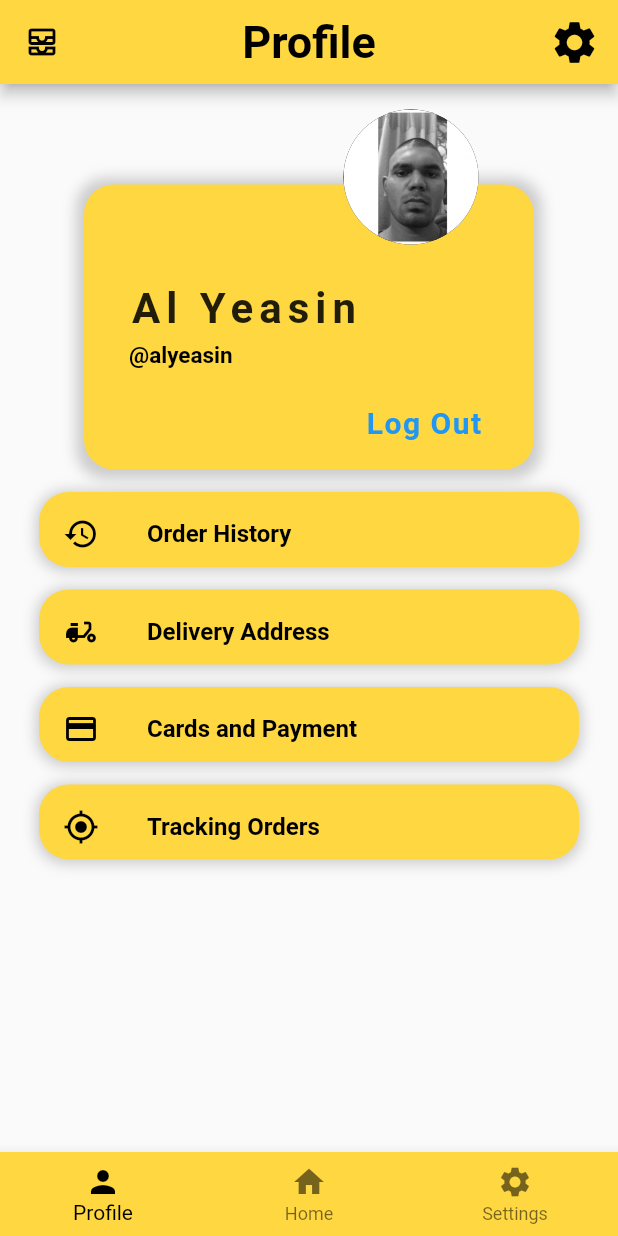
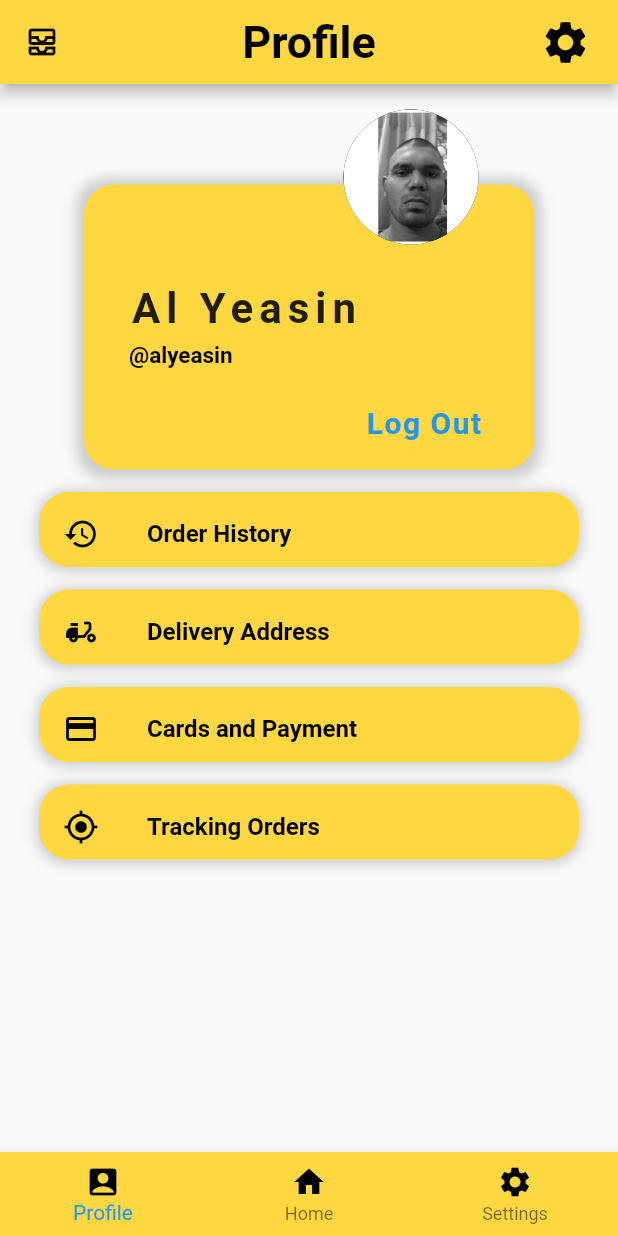
Before and after one commit to realalyeasin/user_profile, a Flutter app: the screen it shows after launch, on a phone screen of 412 x 824 dp. Run offline on Flutter 3.47's test engine with Material 2 defaults, Android fonts, the phone set to English and light mode, and no system bars.

Commit message:
user_profile

```diff
--- a/lib/user_profile.dart
+++ b/lib/user_profile.dart
@@ -1,5 +1,5 @@
 import 'package:flutter/material.dart';
-
+import 'package:user_profile/settings.dart';
 import 'logout_login_page.dart';
 
 class UserProfile extends StatelessWidget {
@@ -17,11 +17,16 @@ class UserProfile extends StatelessWidget {
                 fontSize: 30, color: Colors.black, fontWeight: FontWeight.bold),
           ),
           actions: [
-            Icon(
-              Icons.settings,
-              size: 34,
-              color: Colors.black,
-            ),
+            IconButton(
+                onPressed: () {Navigator.push(
+                    context,
+                    MaterialPageRoute(
+                        builder: (context) => Settings()));},
+                icon: Icon(
+                  Icons.settings,
+                  size: 34,
+                  color: Colors.black,
+                )),
             SizedBox(
               width: 12,
             )
@@ -35,20 +40,6 @@ class UserProfile extends StatelessWidget {
               onPressed: () => Scaffold.of(context).openDrawer(),
             ),
           ),
-        ),
-        bottomNavigationBar: BottomNavigationBar(
-          backgroundColor: Colors.amberAccent,
-          fixedColor: Colors.black,
-          items: [
-            BottomNavigationBarItem(
-                icon: Icon(Icons.person), title: Text('Profile')),
-            BottomNavigationBarItem(
-                icon: Icon(Icons.home), title: Text('Home')),
-            BottomNavigationBarItem(
-              icon: Icon(Icons.settings),
-              title: Text('Settings'),
-            ),
-          ],
         ),
         drawer: Drawer(
           elevation: 16,
@@ -93,6 +84,10 @@ class UserProfile extends StatelessWidget {
                   "Profile",
                   style: TextStyle(color: Colors.amberAccent),
                 ),
+                onTap: () {
+                  Navigator.push(context,
+                      MaterialPageRoute(builder: (context) => UserProfile()));
+                },
                 leading: Icon(
                   Icons.account_box_outlined,
                   color: Colors.amberAccent,
@@ -125,6 +120,10 @@ class UserProfile extends StatelessWidget {
                   "Settings",
                   style: TextStyle(color: Colors.amberAccent),
                 ),
+                onTap: () {
+                  Navigator.push(context,
+                      MaterialPageRoute(builder: (context) => Settings()));
+                },
                 leading: Icon(
                   Icons.settings,
                   color: Colors.amberAccent,
@@ -141,6 +140,10 @@ class UserProfile extends StatelessWidget {
                   "Log Out",
                   style: TextStyle(color: Colors.amberAccent),
                 ),
+                onTap: () {
+                  Navigator.push(context,
+                      MaterialPageRoute(builder: (context) => LogoutLogin()));
+                },
                 leading: Icon(
                   Icons.logout,
                   color: Colors.amberAccent,
@@ -153,6 +156,14 @@ class UserProfile extends StatelessWidget {
               ),
             ],
           ),
+        ),
+        bottomNavigationBar: BottomNavigationBar(
+          backgroundColor: Colors.amberAccent,
+          items: [
+            BottomNavigationBarItem(icon: Icon(Icons.account_box, color: Colors.black,), title: Text('Profile', style: TextStyle(color: Colors.black),)),
+            BottomNavigationBarItem(icon: Icon(Icons.home, color: Colors.black,), title: Text('Home', style: TextStyle(color: Colors.black),)),
+            BottomNavigationBarItem(icon: Icon(Icons.settings, color: Colors.black,), title: Text('Settings', style: TextStyle(color: Colors.black),)),
+          ],
         ),
         body: Center(
           child: Padding(
--- a/pubspec.yaml
+++ b/pubspec.yaml
@@ -23,6 +23,7 @@ environment:
 dependencies:
   flutter:
     sdk: flutter
+  bottom_navy_bar: ^6.0.0
 
 
   # The following adds the Cupertino Icons font to your application.
```
Also changed, not shown: lib/home.dart (added, +12 -0 lines), lib/settings.dart (added, +171 -0 lines), pubspec.lock.
